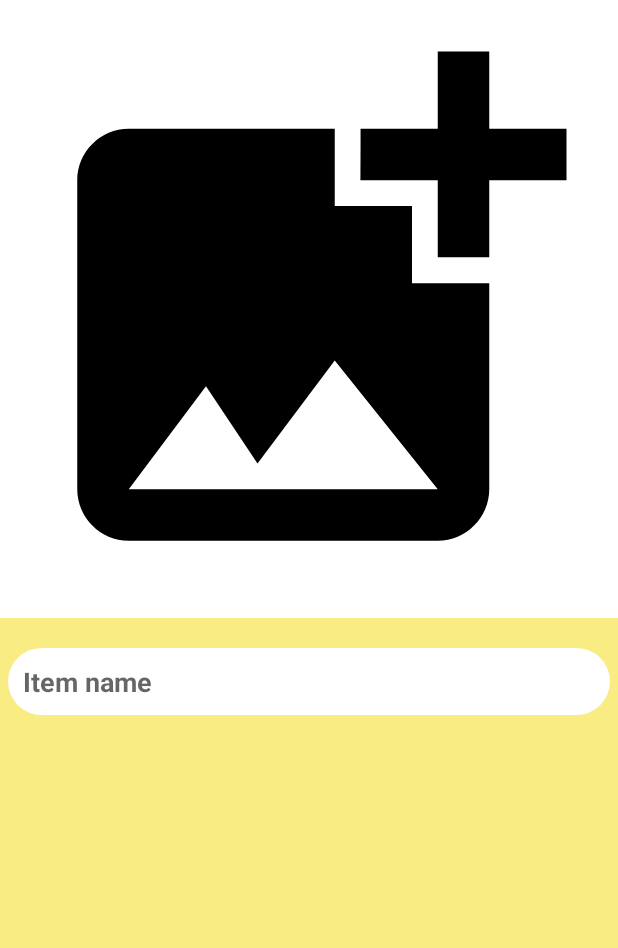
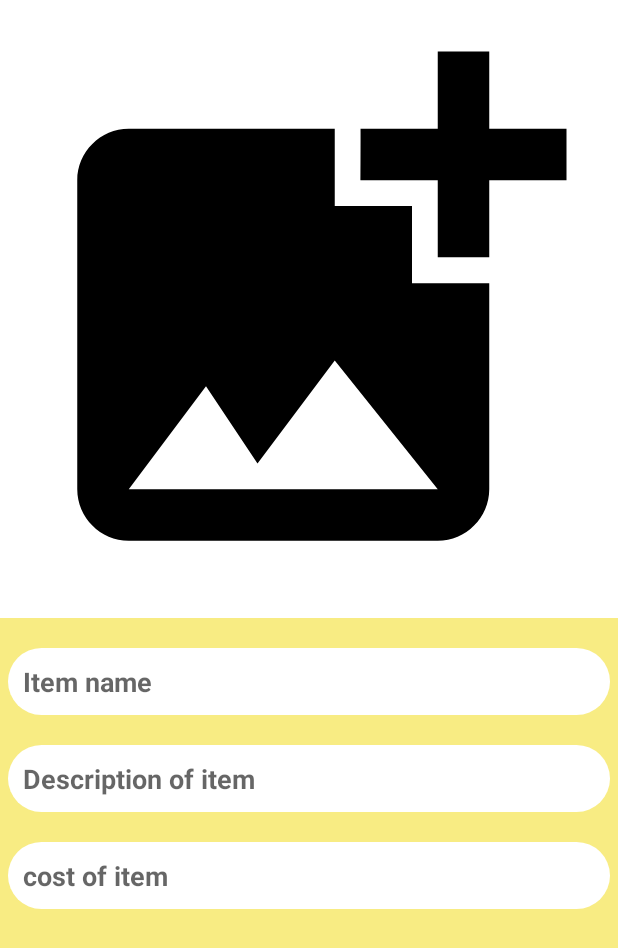
Before and after one commit to dennis-199/JUA-KALIGO, an Android app: the PostActivity screen opened directly, with no data from a screen before it, on a phone screen of 412 x 824 dp. Shown: the top 948 px of the screen. Run offline under Robolectric (Android 15) with nearby library versions, the phone set to English and light mode, and no system bars; Roboto replaces fonts that are not available here.

Commit message:
post activity update

```diff
--- a/app/src/main/res/layout/activity_post.xml
+++ b/app/src/main/res/layout/activity_post.xml
@@ -30,6 +30,30 @@
             android:padding="10dp"
             android:textColor="@color/black"
             android:textStyle="bold" />
+        <EditText
+            android:id="@+id/itemdesc"
+            android:layout_width="match_parent"
+            android:layout_height="wrap_content"
+            android:layout_marginLeft="5dp"
+            android:layout_marginTop="20dp"
+            android:layout_marginRight="5dp"
+            android:background="@drawable/circle"
+            android:hint="Description of item "
+            android:padding="10dp"
+            android:textColor="@color/black"
+            android:textStyle="bold" />
+        <EditText
+            android:id="@+id/cost"
+            android:layout_width="match_parent"
+            android:layout_height="wrap_content"
+            android:layout_marginLeft="5dp"
+            android:layout_marginTop="20dp"
+            android:layout_marginRight="5dp"
+            android:background="@drawable/circle"
+            android:hint="cost of item  "
+            android:padding="10dp"
+            android:textColor="@color/black"
+            android:textStyle="bold" />
 
     </LinearLayout>
 
```
